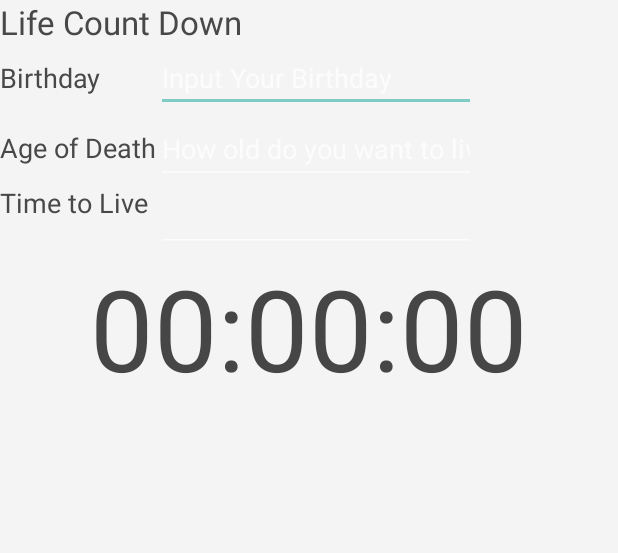
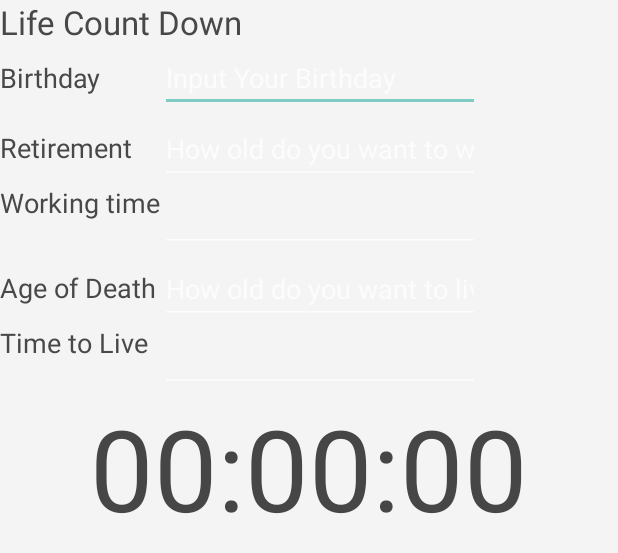
Before and after one commit to wintersun/FaceBank, an Android app: the layout fragment_home.xml on its own in the app's theme, with its tools: preview values and no code run, on a phone screen of 412 x 824 dp. Shown: the top 553 px of the screen. Run offline under Robolectric (Android 15) with nearby library versions, the phone set to English and light mode, and no system bars.

Commit message:
v0.0.1 1.更换logo 2.工作倒计时

```diff
--- a/app/build.gradle
+++ b/app/build.gradle
@@ -45,7 +45,7 @@ android {
         minSdkVersion 11
         targetSdkVersion 19
         versionCode 102
-        versionName '1.0'
+        versionName '0.0.1'
     }
 
     packagingOptions {
--- a/app/src/main/java/com/scysun/app/core/Constants.java
+++ b/app/src/main/java/com/scysun/app/core/Constants.java
@@ -47,7 +47,8 @@ public final class Constants {
 //        public static final String URL_AUTH_FRAG = "/1/login";
 //        public static final String URL_USERS_FRAG =  "/1/users";
 
-        public static final String URL_BASE = "http://s.facebank.com.cn/fbserver";
+        //public static final String URL_BASE = "http://s.facebank.com.cn/fbserver";
+        public static final String URL_BASE = "http://119.146.191.102/fbserver";
         public static final String URL_AUTH_FRAG = "/user/auth";
         public static final String URL_USERS_FRAG =  "/user/list";
 
@@ -134,6 +135,7 @@ public final class Constants {
     public static class SharedPreferences_LiveChronometer {
         public static final String NAME = "LiveChronometer";
         public static final String BIRTHDAY = "BIRTHDAY";
+        public static final String AGE_OF_RETIREMENT = "AGE_OF_RETIREMENT";
         public static final String AGE_OF_DEATH = "AGE_OF_DEATH";
     }
 }
--- a/app/src/main/java/com/scysun/app/ui/CheckInsListFragment.java
+++ b/app/src/main/java/com/scysun/app/ui/CheckInsListFragment.java
@@ -63,6 +63,9 @@ public class CheckInsListFragment extends ItemListFragment<CheckIn> {
 
             @Override
             public List<CheckIn> loadData() throws Exception {
+                if( 1 + 1 == 2){
+                    return Collections.emptyList();
+                }
                 try {
                     if (getActivity() != null) {
                         return serviceProvider.getService(getActivity()).getCheckIns();
--- a/app/src/main/java/com/scysun/app/ui/UserListAdapter.java
+++ b/app/src/main/java/com/scysun/app/ui/UserListAdapter.java
@@ -57,7 +57,7 @@ public class UserListAdapter extends SingleTypeAdapter<User> {
                 .placeholder(R.drawable.gravatar_icon)
                 .into(imageView(0));
 
-        setText(1, String.format("%1$s %2$s", user.getFirstName(), user.getLastName()));
+        setText(1, String.format(user.getFormatedRealUserName()));
 
     }
 
--- a/app/src/main/java/com/scysun/app/ui/UserListFragment.java
+++ b/app/src/main/java/com/scysun/app/ui/UserListFragment.java
@@ -75,7 +75,7 @@ public class UserListFragment extends ItemListFragment<User> {
 
                     if (getActivity() != null) {
                         //latest = serviceProvider.getService(getActivity()).getUsers();
-                        contactService.readContacts();
+                        latest = contactService.readContacts();
                     }
 
                     if (latest != null) {
--- a/app/src/main/res/layout/fragment_home.xml
+++ b/app/src/main/res/layout/fragment_home.xml
@@ -40,6 +40,52 @@
                 android:textColor="@color/table_text_selector"
                 android:hint="@string/birthday_desc"
                 android:layout_column="1" />
+        </TableRow>
+        <TableRow>
+            <TextView
+                android:id="@+id/lbl_ageOfRetire"
+                android:layout_width="wrap_content"
+                android:layout_height="wrap_content"
+                android:singleLine="true"
+                android:textAppearance="?android:attr/textAppearanceMedium"
+                android:textColor="@color/table_text_selector"
+                android:text="@string/ageOfRetire"
+                android:layout_column="0"
+                android:inputType="none" />
+
+            <EditText
+                android:layout_width="wrap_content"
+                android:layout_height="wrap_content"
+                android:inputType="number"
+                android:ems="10"
+                android:id="@+id/ageOfRetire"
+                android:textAppearance="?android:attr/textAppearanceMedium"
+                android:textColor="@color/table_text_selector"
+                android:hint="@string/ageOfRetire_desc"
+                android:layout_column="1" />
+        </TableRow>
+        <TableRow android:baselineAligned="false">
+            <TextView
+                android:id="@+id/lbl_workingTimeLeft"
+                android:layout_width="wrap_content"
+                android:layout_height="wrap_content"
+                android:singleLine="true"
+                android:textAppearance="?android:attr/textAppearanceMedium"
+                android:textColor="@color/table_text_selector"
+                android:text="@string/workingTimeLeft"
+                android:layout_column="0"
+                android:inputType="none" />
+
+            <EditText
+                android:layout_width="wrap_content"
+                android:layout_height="wrap_content"
+                android:inputType="none"
+                android:ems="10"
+                android:id="@+id/workingTimeLeft"
+                android:textAppearance="?android:attr/textAppearanceMedium"
+                android:textColor="@color/table_text_selector"
+                android:layout_column="1"
+                android:editable="false" />
         </TableRow>
         <TableRow>
             <TextView
--- a/app/src/main/res/layout/login_activity.xml
+++ b/app/src/main/res/layout/login_activity.xml
@@ -16,7 +16,8 @@
         android:padding="5dp"
         android:textAppearance="?android:attr/textAppearanceSmall"
         android:textColor="@color/text"
-        android:textColorLink="@color/text_link" />
+        android:textColorLink="@color/text_link"
+        android:visibility="invisible" />
 
     <ScrollView
         android:layout_width="match_parent"
--- a/app/src/main/res/values/strings.xml
+++ b/app/src/main/res/values/strings.xml
@@ -8,7 +8,7 @@
     <string name="logout_action">Logout</string>
     <string name="page_news">News</string>
     <string name="page_home">Home</string>
-    <string name="page_users">Users</string>
+    <string name="page_users">First Contacts</string>
     <string name="page_checkins">Check In\'s</string>
     <string name="title_column">Title</string>
     <string name="location_column">Location</string>
@@ -47,12 +47,19 @@
     <!-- Common -->
     <string name="birthday">Birthday</string>
     <string name="birthday_desc">Input Your Birthday</string>
+    <string name="unit_age"> Years Old</string>
     <string name="unit_day">Days</string>
 
     <!-- Life count down -->
     <string name="life_count_down_title">Life Count Down</string>
+    <string name="ageOfRetire">Retirement</string>
+    <string name="ageOfRetire_desc">How old do you want to work？</string>
+    <string name="workingTimeLeft">Working time</string>
     <string name="ageOfDeath">Age of Death</string>
     <string name="ageOfDeath_desc">How old do you want to live？</string>
     <string name="timeLeft">Time to Live</string>
 
+    <!-- Contact Detail -->
+    <string name="edit_detail">Edit Contact Detail</string>
+
 </resources>
--- a/app/src/main/res/values/styles.xml
+++ b/app/src/main/res/values/styles.xml
@@ -89,6 +89,12 @@
         <item name="android:textColor">#464646</item>
     </style>
 
+    <style name="CommonButton">
+        <item name="android:gravity">center_horizontal</item>
+        <item name="android:textSize">25sp</item>
+        <item name="android:textColor">#464646</item>
+    </style>
+
     <style name="NavMenuButton">
         <item name="android:textColor">@color/nav_text_selector</item>
         <item name="android:background">@drawable/nav_menu_button_background_selector</item>
```
Also changed, not shown: app/src/main/java/com/scysun/app/core/User.java (+33 -0 lines), app/src/main/java/com/scysun/app/service/ContactService.java (+16 -4 lines), app/src/main/java/com/scysun/app/ui/UserActivity.java (+17 -2 lines), app/src/main/java/com/scysun/app/ui/view/HomeFragment.java (+75 -35 lines), app/src/main/res/layout/user_view.xml (+13 -2 lines), app/src/main/res/drawable-hdpi/icon.png, app/src/main/res/drawable-ldpi/icon.png, app/src/main/res/drawable-mdpi/icon.png, app/src/main/res/drawable-xhdpi/icon.png, 3 other files.
